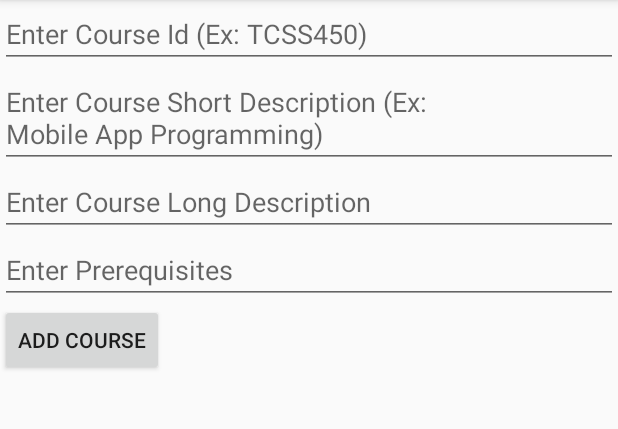
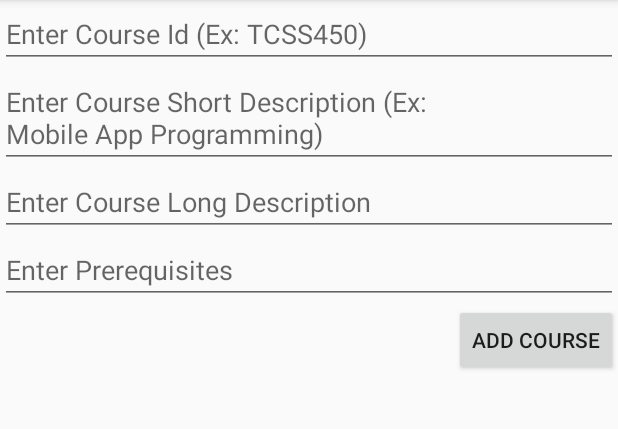
Before and after one commit to quandtifier/WebSevicesLab, an Android app: the screen it shows after launch (CourseActivity), after a tap on an icon or button, on a phone screen of 412 x 824 dp, the part 84-513 px from its top. Run offline under Robolectric (Android 15) with nearby library versions, the phone set to English and light mode, and no system bars; 1 statement that could not run was skipped.

Commit message:
moved the button to the right

```diff
--- a/app/src/main/java/edu/tacoma/uw/css/quandm/webserviceslab/CourseListFragment.java
+++ b/app/src/main/java/edu/tacoma/uw/css/quandm/webserviceslab/CourseListFragment.java
@@ -180,7 +180,7 @@ public class CourseListFragment extends Fragment {
                 return;
             }
 
-// Everything is good, show the list of courses.
+            // Everything is good, show the list of courses.
             if (!mCourseList.isEmpty()) {
                 mRecyclerView.setAdapter(new MyCourseRecyclerViewAdapter(mCourseList, mListener));
             }
--- a/app/src/main/res/layout/fragment_course_add.xml
+++ b/app/src/main/res/layout/fragment_course_add.xml
@@ -39,5 +39,6 @@
         android:id="@+id/btn_course"
         android:layout_width="wrap_content"
         android:layout_height="wrap_content"
+        android:layout_gravity="end"
         android:text="@string/btn_add_course" />
 </LinearLayout>
```
